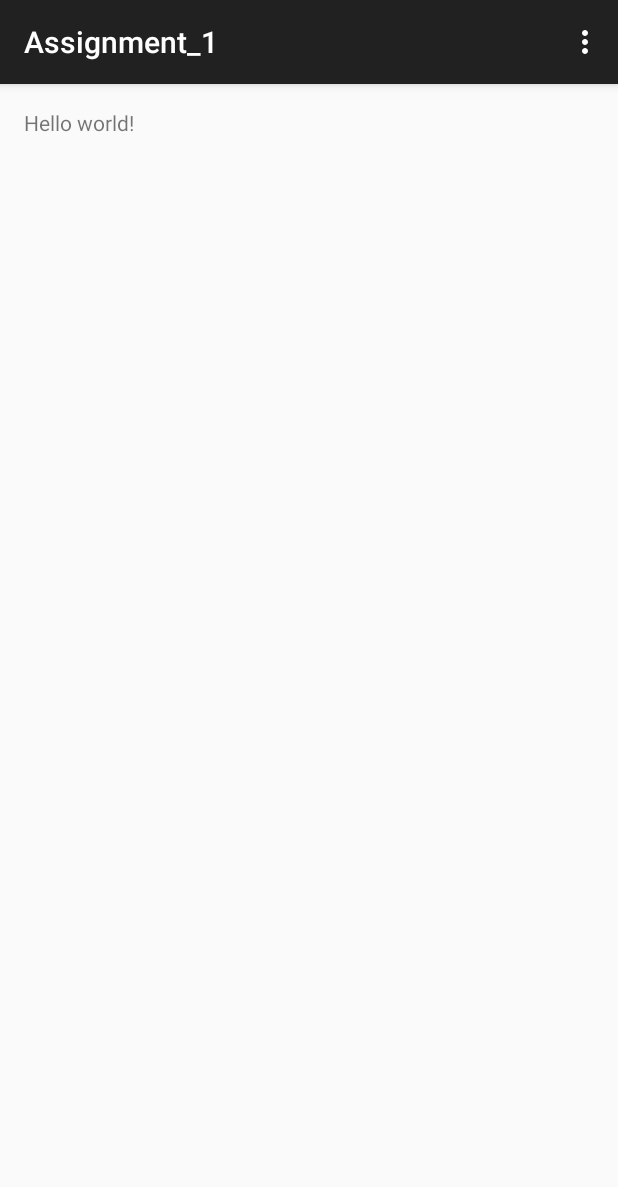
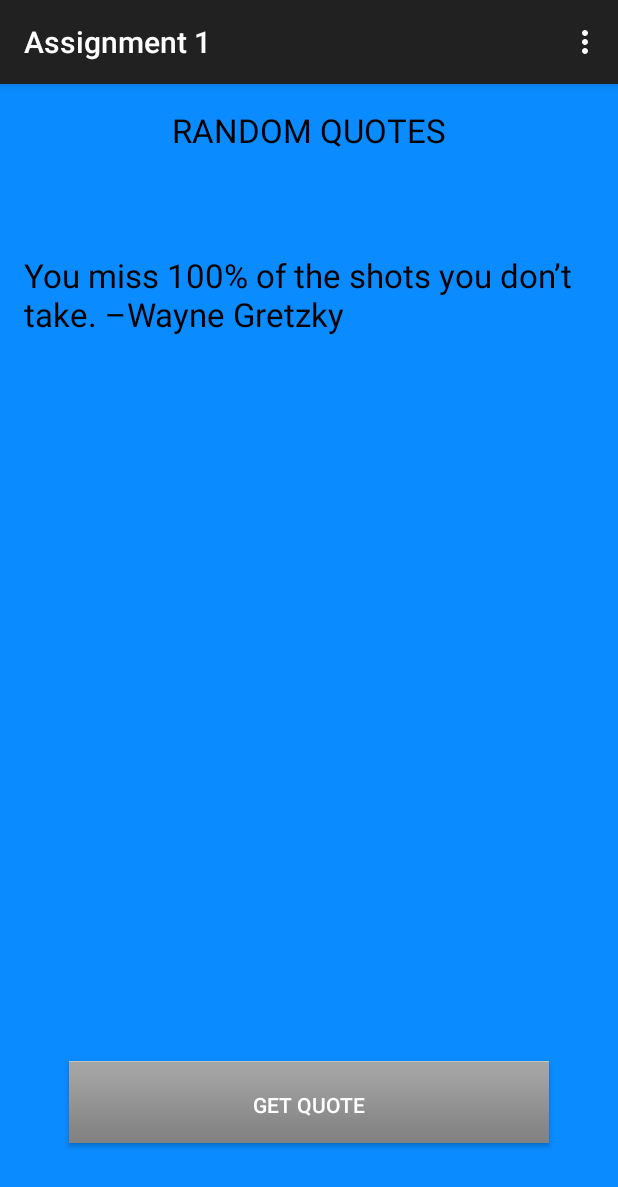
Before and after one commit to Fatinm/Pfi3_2015_Fatin_M, an Android app: the screen it shows after launch (MainActivity), in the options menu, after a tap on "Settings", on a phone screen of 412 x 824 dp. Shown: the top 1187 px of the screen. Run offline under Robolectric (Android 15) with nearby library versions, the phone set to English and light mode, and no system bars.

Commit message:
Klar, redo för rättning

```diff
--- a/assignment_1/src/main/java/k3/assignment_1/MainActivity.java
+++ b/assignment_1/src/main/java/k3/assignment_1/MainActivity.java
@@ -2,16 +2,46 @@ package k3.assignment_1;
 
 import android.support.v7.app.ActionBarActivity;
 import android.os.Bundle;
+import android.util.Log;
 import android.view.Menu;
 import android.view.MenuItem;
+import android.view.View;
+import android.widget.Button;
+import android.widget.TextView;
+import java.util.Random;
+
 
 
 public class MainActivity extends ActionBarActivity {
+    Random random = new Random();
+    int i = 0;
+    private Button mButton;
+
 
     @Override
     protected void onCreate(Bundle savedInstanceState) {
         super.onCreate(savedInstanceState);
+
+        //Part 4 of the assignment - LogCat
+        Log.i("App 1 - Assignment 1","App started");
         setContentView(R.layout.activity_main);
+
+        mButton = (Button) findViewById(R.id.button);
+        mButton.setOnClickListener(onClick());
+    }
+
+    private View.OnClickListener onClick() {
+        return new View.OnClickListener() {
+            @Override
+            public void onClick(View v) {
+                Log.i("App 1 - Assignment 1", "Button pressed");
+                String[] qQuotes = getResources().getStringArray(R.array.quotes_array);
+                TextView tv1 = (TextView) findViewById(R.id.textView);
+
+                i = random.nextInt(5);
+                tv1.setText(qQuotes[i]);
+            }
+        };
     }
 
 
@@ -36,4 +66,23 @@ public class MainActivity extends ActionBarActivity {
 
         return super.onOptionsItemSelected(item);
     }
+
+    @Override
+    protected void onPause() {
+        Log.i("App 1 - Assignment 1:", "App has been paused");
+        super.onPause();
+
+    }
+
+    @Override
+    protected void onDestroy(){
+        Log.i("App 1 - Assignment 1:", "App has been closed");
+        super.onDestroy();
+    }
+
+    @Override
+    protected void onResume(){
+        Log.i("App 1 - Assignment 1:", "App has resumed");
+        super.onResume();
+    }
 }
--- a/assignment_1/src/main/res/layout/activity_main.xml
+++ b/assignment_1/src/main/res/layout/activity_main.xml
@@ -3,9 +3,44 @@
     android:layout_height="match_parent" android:paddingLeft="@dimen/activity_horizontal_margin"
     android:paddingRight="@dimen/activity_horizontal_margin"
     android:paddingTop="@dimen/activity_vertical_margin"
-    android:paddingBottom="@dimen/activity_vertical_margin" tools:context=".MainActivity">
+    android:paddingBottom="@dimen/activity_vertical_margin" tools:context=".MainActivity"
+    android:background="#ff0a8bff">
 
-    <TextView android:text="@string/hello_world" android:layout_width="wrap_content"
-        android:layout_height="wrap_content" />
+    <Button
+        android:layout_width="wrap_content"
+        android:layout_height="wrap_content"
+        android:text="Get Quote"
+        android:id="@+id/button"
+        android:layout_marginBottom="46dp"
+        android:clickable="true"
+        android:enabled="true"
+        android:nestedScrollingEnabled="false"
+        android:layout_alignParentBottom="true"
+        android:layout_centerHorizontal="true"
+        style="@android:style/ButtonBar"
+        android:textColor="@color/abc_primary_text_material_dark" />
 
+    <TextView
+        android:layout_width="wrap_content"
+        android:layout_height="wrap_content"
+        android:textAppearance="?android:attr/textAppearanceLarge"
+        android:text="RANDOM QUOTES"
+        android:id="@+id/textView2"
+        android:layout_alignParentTop="true"
+        android:layout_centerHorizontal="true"
+        android:textColor="#ff000000" />
+
+    <TextView
+        android:layout_width="fill_parent"
+        android:layout_height="wrap_content"
+        android:id="@+id/textView"
+        android:textSize="@dimen/abc_text_size_large_material"
+        android:layout_marginTop="67dp"
+        android:layout_below="@+id/textView2"
+        android:layout_alignParentRight="true"
+        android:layout_alignParentEnd="true"
+        android:layout_centerVertical="true"
+        android:textAlignment="center"
+        android:textColor="#ff000000"
+        android:singleLine="false" />
 </RelativeLayout>
--- a/assignment_1/src/main/res/values/strings.xml
+++ b/assignment_1/src/main/res/values/strings.xml
@@ -1,6 +1,17 @@
 <resources>
-    <string name="app_name">Assignment_1</string>
+    <string name="app_name">Assignment 1</string>
 
     <string name="hello_world">Hello world!</string>
     <string name="action_settings">Settings</string>
+
+    <string-array
+        name="quotes_array">
+        <item>Winning isn’t everything, but wanting to win is. –Vince Lombardi</item>
+        <item>You miss 100% of the shots you don’t take. –Wayne Gretzky</item>
+        <item>Every child is an artist.  The problem is how to remain an artist once he grows up - Picasso</item>
+        <item>Whether you think you can or you think you can’t, you’re right. –Henry Ford</item>
+    </string-array>
+
+    <string name="title_activity_display_message">My message</string>
+
 </resources>
```
